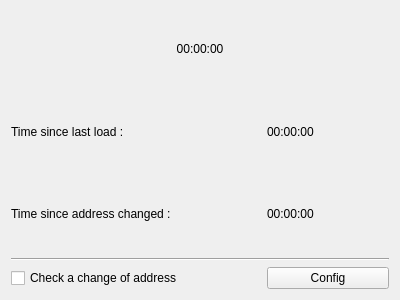
Before: the Qt Designer form trainingtimer.ui in Skarsnik/Savestate2snes, drawn with Qt 5.
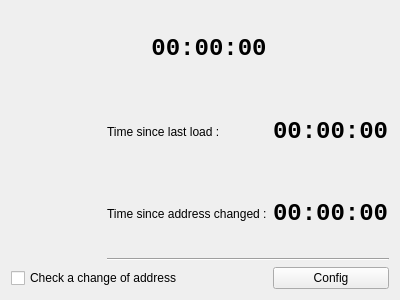
After: the same form once the commit is applied.

```diff
--- a/trainingtimer.ui
+++ b/trainingtimer.ui
@@ -16,22 +16,39 @@
   <layout class="QVBoxLayout" name="verticalLayout">
    <item>
     <layout class="QGridLayout" name="gridLayout">
-     <item row="1" column="2">
-      <widget class="QLabel" name="lastLoadClock">
-       <property name="text">
-        <string>00:00:00</string>
-       </property>
-      </widget>
-     </item>
-     <item row="4" column="2">
+     <item row="4" column="3">
       <widget class="QPushButton" name="configPushButton">
        <property name="text">
         <string>Config</string>
        </property>
       </widget>
      </item>
-     <item row="0" column="1">
+     <item row="1" column="3">
+      <widget class="QLabel" name="lastLoadClock">
+       <property name="font">
+        <font>
+         <family>Courier New</family>
+         <pointsize>18</pointsize>
+         <bold>true</bold>
+        </font>
+       </property>
+       <property name="text">
+        <string>00:00:00</string>
+       </property>
+       <property name="textFormat">
+        <enum>Qt::PlainText</enum>
+       </property>
+      </widget>
+     </item>
+     <item row="0" column="2">
       <widget class="QLabel" name="mainClock">
+       <property name="font">
+        <font>
+         <family>Courier New</family>
+         <pointsize>18</pointsize>
+         <bold>true</bold>
+        </font>
+       </property>
        <property name="text">
         <string>00:00:00</string>
        </property>
@@ -40,14 +57,7 @@
        </property>
       </widget>
      </item>
-     <item row="2" column="2">
-      <widget class="QLabel" name="memoryClock">
-       <property name="text">
-        <string>00:00:00</string>
-       </property>
-      </widget>
-     </item>
-     <item row="3" column="0" colspan="3">
+     <item row="3" column="1" colspan="3">
       <widget class="Line" name="line">
        <property name="lineWidth">
         <number>1</number>
@@ -57,27 +67,54 @@
        </property>
       </widget>
      </item>
-     <item row="4" column="0" colspan="2">
-      <widget class="QCheckBox" name="memoryCheckcheckBox">
-       <property name="text">
-        <string>Check a change of address</string>
-       </property>
-      </widget>
-     </item>
-     <item row="1" column="0" colspan="2">
+     <item row="1" column="1" colspan="2">
       <widget class="QLabel" name="label_3">
        <property name="text">
         <string>Time since last load :</string>
        </property>
       </widget>
      </item>
-     <item row="2" column="0" colspan="2">
+     <item row="2" column="3">
+      <widget class="QLabel" name="memoryClock">
+       <property name="font">
+        <font>
+         <family>Courier New</family>
+         <pointsize>18</pointsize>
+         <bold>true</bold>
+        </font>
+       </property>
+       <property name="text">
+        <string>00:00:00</string>
+       </property>
+      </widget>
+     </item>
+     <item row="1" column="0">
+      <spacer name="horizontalSpacer">
+       <property name="orientation">
+        <enum>Qt::Horizontal</enum>
+       </property>
+       <property name="sizeHint" stdset="0">
+        <size>
+         <width>40</width>
+         <height>20</height>
+        </size>
+       </property>
+      </spacer>
+     </item>
+     <item row="2" column="1" colspan="2">
       <widget class="QLabel" name="label_4">
        <property name="text">
         <string>Time since address changed :</string>
        </property>
       </widget>
      </item>
+     <item row="4" column="0" colspan="3">
+      <widget class="QCheckBox" name="memoryCheckcheckBox">
+       <property name="text">
+        <string>Check a change of address</string>
+       </property>
+      </widget>
+     </item>
     </layout>
    </item>
   </layout>
```
